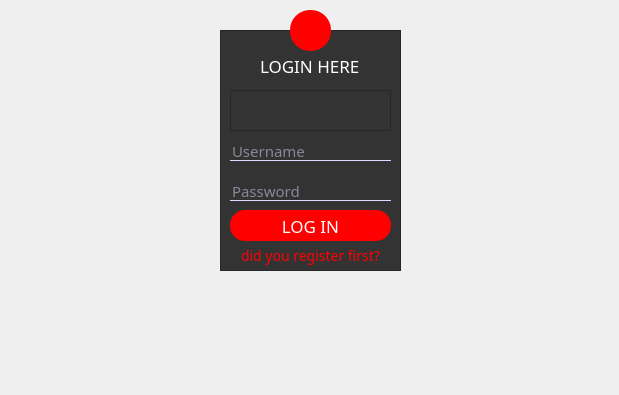
Old version of the form mainwindow.ui in the repository parastoo-gholami/library.
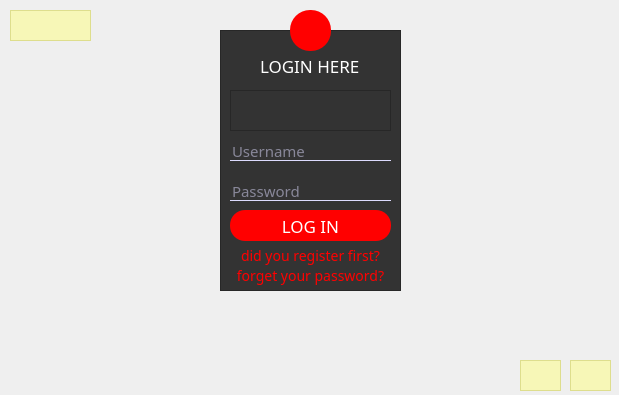
New version of the form. Icons and pictures are not drawn.

Commit message: forget password

```diff
--- a/mainwindow.ui
+++ b/mainwindow.ui
@@ -72,15 +72,32 @@
 font-size :12px;
 color :#dddbff;
 }
-#exit
+#date
 {
-background : transparent;
-border-color:rgb(48, 64, 66,0.75);
-fonr-size:16px;
+background:rgba(255, 255, 127,0.5);
+color:rgb(62, 62, 0);
+	font: 75 10pt &quot;MS Shell Dlg 2&quot;;
+}
+#amanat
+{
+background:rgba(255, 255, 127,0.5);
+color:rgb(62, 62, 0);
+	font: 75 10pt &quot;MS Shell Dlg 2&quot;;
+}
+#all
+{
+background:rgba(255, 255, 127,0.5);
+color:rgb(62, 62, 0);
+	font: 75 10pt &quot;MS Shell Dlg 2&quot;;
+}
+#forget
+{
+background:transparent;
+border:none;
+font-size:14px;
 color:red;
-border-radius: 10px;
 }
-#exit:hover
+#forget:hover
 {
 color:#379eff;
 }</string>
@@ -98,7 +115,7 @@
       <x>220</x>
       <y>30</y>
       <width>181</width>
-      <height>241</height>
+      <height>261</height>
      </rect>
     </property>
     <property name="frameShape">
@@ -200,6 +217,19 @@
       <string notr="true">font-size = 5px;</string>
      </property>
     </widget>
+    <widget class="QPushButton" name="forget">
+     <property name="geometry">
+      <rect>
+       <x>10</x>
+       <y>230</y>
+       <width>161</width>
+       <height>31</height>
+      </rect>
+     </property>
+     <property name="text">
+      <string>forget your password?</string>
+     </property>
+    </widget>
    </widget>
    <widget class="QToolButton" name="toolButton">
     <property name="geometry">
@@ -224,6 +254,45 @@
      </size>
     </property>
    </widget>
+   <widget class="QTextBrowser" name="date">
+    <property name="geometry">
+     <rect>
+      <x>10</x>
+      <y>10</y>
+      <width>81</width>
+      <height>31</height>
+     </rect>
+    </property>
+    <property name="styleSheet">
+     <string notr="true">font-size = 5px;</string>
+    </property>
+   </widget>
+   <widget class="QTextBrowser" name="amanat">
+    <property name="geometry">
+     <rect>
+      <x>570</x>
+      <y>360</y>
+      <width>41</width>
+      <height>31</height>
+     </rect>
+    </property>
+    <property name="styleSheet">
+     <string notr="true">font-size = 5px;</string>
+    </property>
+   </widget>
+   <widget class="QTextBrowser" name="all">
+    <property name="geometry">
+     <rect>
+      <x>520</x>
+      <y>360</y>
+      <width>41</width>
+      <height>31</height>
+     </rect>
+    </property>
+    <property name="styleSheet">
+     <string notr="true">font-size = 5px;</string>
+    </property>
+   </widget>
   </widget>
  </widget>
  <resources>
```
Left out of the diff: 1 changed line with no effect on the pictures. The commit also changes 7 other files.
